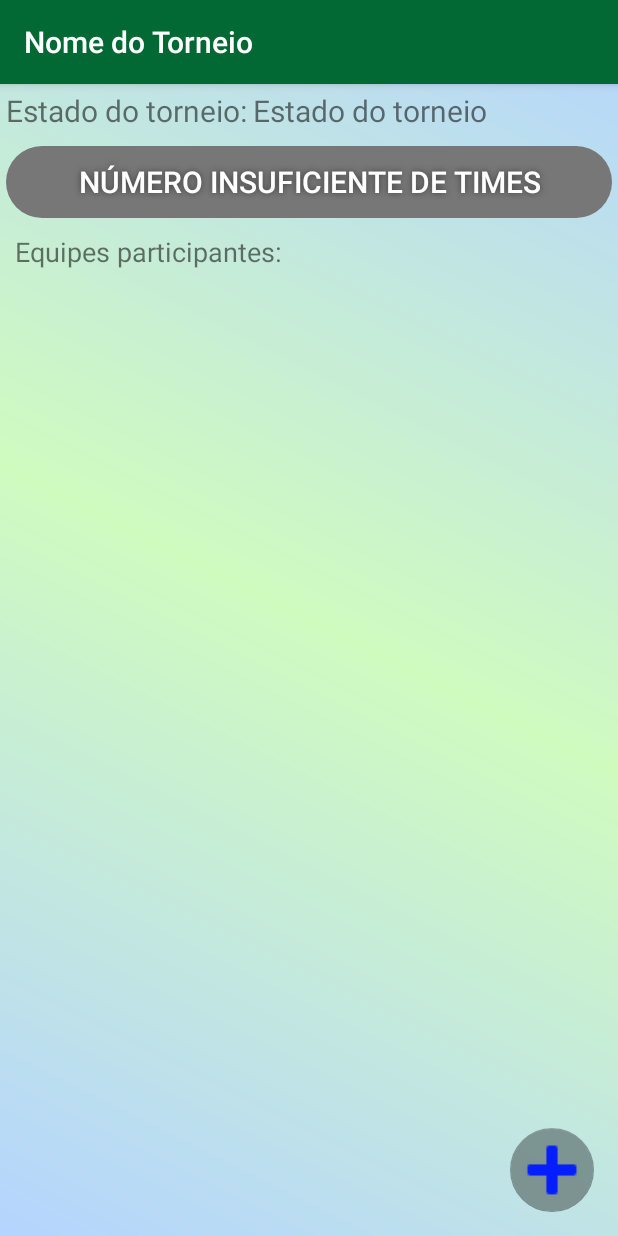
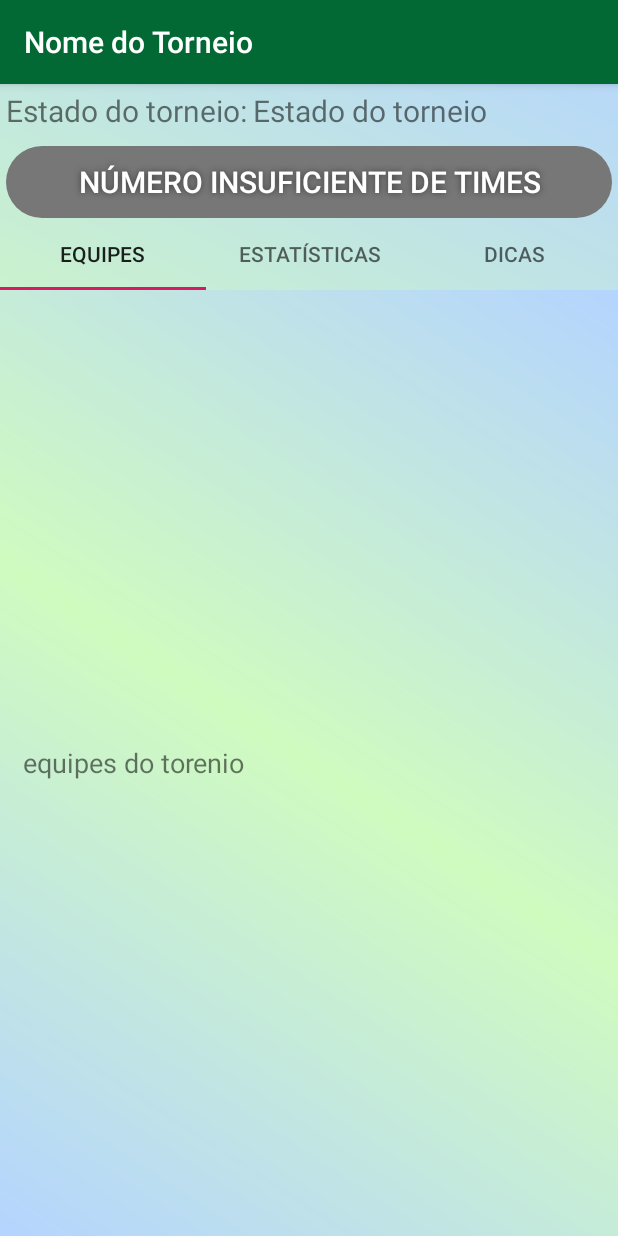
Before and after one commit to leoPirpiri/ProTournamentManager, an Android app: the TorneioActivity screen opened directly, with no data from a screen before it, on a phone screen of 412 x 824 dp. Run offline under Robolectric (Android 15) with nearby library versions, the phone set to English and light mode, and no system bars; 1 statement that could not run was skipped.

Commit message:
Tela de Gerenciamento indivial de torneio com navegação por fragmentos.

```diff
--- /dev/null
+++ b/app/src/main/java/com/leoPirpiri/protournamentmanager/EquipesDeTorneioFragment.java
@@ -0,0 +1,70 @@
+package com.leoPirpiri.protournamentmanager;
+
+import android.content.Context;
+import android.content.Intent;
+import android.os.Bundle;
+import android.text.Editable;
+import android.text.TextWatcher;
+import android.view.LayoutInflater;
+import android.view.View;
+import android.view.ViewGroup;
+import android.view.inputmethod.InputMethodManager;
+import android.widget.Button;
+import android.widget.TextView;
+
+import androidx.annotation.NonNull;
+import androidx.annotation.Nullable;
+import androidx.appcompat.app.AlertDialog;
+import androidx.fragment.app.Fragment;
+import androidx.recyclerview.widget.LinearLayoutManager;
+import androidx.recyclerview.widget.RecyclerView;
+
+import java.util.ArrayList;
+
+import control.Olimpia;
+import model.Torneio;
+
+public class EquipesDeTorneioFragment extends Fragment {
+
+    private Context context;
+    private AlertDialog alertaDialog;
+
+    public EquipesDeTorneioFragment() {
+        // Required empty public constructor
+    }
+
+    public EquipesDeTorneioFragment(Context context) {
+        this.context = context;
+    }
+
+    @Override
+    public View onCreateView(LayoutInflater inflater, ViewGroup container,
+                             Bundle savedInstanceState) {
+        View v = inflater.inflate(R.layout.fragment_equipes_torneio, container, false);
+
+        //Listeners
+
+        return v;
+    }
+
+    @Override
+    public void onViewCreated(@NonNull View view, @Nullable Bundle savedInstanceState) {
+        super.onViewCreated(view, savedInstanceState);
+    }
+
+    private void esconderTeclado(Context context, View editText) {
+        InputMethodManager imm = (InputMethodManager) context.getSystemService(Context.INPUT_METHOD_SERVICE);
+        imm.hideSoftInputFromWindow(editText.getWindowToken(), 0);
+    }
+
+    private void mostrarAlerta(AlertDialog.Builder builder) {
+        mostrarAlerta(builder, R.drawable.background_alerta);
+    }
+
+    private void mostrarAlerta(AlertDialog.Builder builder, int background) {
+        alertaDialog = builder.create();
+        alertaDialog.getWindow().setBackgroundDrawable(getResources().getDrawable(background));
+        alertaDialog.show();
+    }
+
+}
--- /dev/null
+++ b/app/src/main/java/com/leoPirpiri/protournamentmanager/EstatisticasDeTorneioFragment.java
@@ -0,0 +1,55 @@
+package com.leoPirpiri.protournamentmanager;
+
+import android.content.Context;
+import android.content.Intent;
+import android.os.Bundle;
+import android.text.Editable;
+import android.text.TextWatcher;
+import android.view.LayoutInflater;
+import android.view.View;
+import android.view.ViewGroup;
+import android.view.inputmethod.InputMethodManager;
+import android.widget.Button;
+import android.widget.TextView;
+
+import androidx.annotation.NonNull;
+import androidx.annotation.Nullable;
+import androidx.appcompat.app.AlertDialog;
+import androidx.fragment.app.Fragment;
+import androidx.recyclerview.widget.LinearLayoutManager;
+import androidx.recyclerview.widget.RecyclerView;
+
+import java.util.ArrayList;
+
+import control.Olimpia;
+import model.Torneio;
+
+
+public class EstatisticasDeTorneioFragment extends Fragment {
+
+    private Context context;
+
+    public EstatisticasDeTorneioFragment() {
+        // Required empty public constructor
+    }
+
+    public EstatisticasDeTorneioFragment(Context context) {
+        this.context = context;
+    }
+
+    @Override
+    public View onCreateView(LayoutInflater inflater, ViewGroup container,
+                             Bundle savedInstanceState) {
+        View v = inflater.inflate(R.layout.fragment_estatisticas_torneio, container, false);
+
+        //Listeners
+
+        return v;
+    }
+
+    @Override
+    public void onViewCreated(@NonNull View view, @Nullable Bundle savedInstanceState) {
+        super.onViewCreated(view, savedInstanceState);
+    }
+
+}
--- a/app/src/main/java/com/leoPirpiri/protournamentmanager/PaginasTorneioAdapter.java
+++ b/app/src/main/java/com/leoPirpiri/protournamentmanager/NavegacaoPorPaginasAdapter.java
@@ -7,12 +7,12 @@ import androidx.viewpager2.adapter.FragmentStateAdapter;
 
 import java.util.List;
 
-public class PaginasTorneioAdapter extends FragmentStateAdapter {
+public class NavegacaoPorPaginasAdapter extends FragmentStateAdapter {
 
     private final List<Fragment> fragmentosList;
     private final List<String> titulosList;
 
-    public PaginasTorneioAdapter(@NonNull FragmentActivity fragmentActivity, List<Fragment> fragmentosList, List<String> titulosList) {
+    public NavegacaoPorPaginasAdapter(@NonNull FragmentActivity fragmentActivity, List<Fragment> fragmentosList, List<String> titulosList) {
         super(fragmentActivity);
         this.fragmentosList = fragmentosList;
         this.titulosList = titulosList;
--- a/app/src/main/java/com/leoPirpiri/protournamentmanager/TorneioActivity.java
+++ b/app/src/main/java/com/leoPirpiri/protournamentmanager/TorneioActivity.java
@@ -1,29 +1,29 @@
 package com.leoPirpiri.protournamentmanager;
 
 import com.google.android.material.floatingactionbutton.FloatingActionButton;
+import com.google.android.material.tabs.TabLayoutMediator;
 
 import androidx.appcompat.app.AlertDialog;
 import androidx.appcompat.app.AppCompatActivity;
 import androidx.appcompat.widget.Toolbar;
+import androidx.viewpager2.widget.ViewPager2;
 
 import android.content.DialogInterface;
 import android.content.Intent;
 import android.content.res.ColorStateList;
 import android.os.Bundle;
 import android.os.Handler;
-import android.text.Editable;
-import android.text.TextWatcher;
 import android.view.View;
 import android.view.WindowManager;
-import android.widget.AdapterView;
 import android.widget.Button;
 import android.widget.EditText;
 import android.widget.ListView;
 import android.widget.TextView;
 import android.widget.Toast;
 
+import java.util.Arrays;
+
 import control.Olimpia;
-import model.Equipe;
 import model.Torneio;
 import pl.droidsonroids.gif.GifImageView;
 
@@ -51,12 +51,10 @@ public class TorneioActivity extends AppCompatActivity {
 
         Toolbar toolbar = findViewById(R.id.toolbar);
         setSupportActionBar(toolbar);
+        setTabLayout();
 
         txv_estado_torneio = findViewById(R.id.txv_estado_torneio);
-        txv_equipes_salvas = findViewById(R.id.txv_equipes_salvas);
-        ltv_equipes_torneio = findViewById(R.id.list_equipes);
         btn_gerar_tabela = findViewById(R.id.btn_gerar_tabela);
-        btn_add_equipe = findViewById(R.id.btn_nova_equipe);
 
         Intent intent = getIntent();
         Bundle dados = intent.getExtras();
@@ -68,16 +66,7 @@ public class TorneioActivity extends AppCompatActivity {
             finish();
         }
 
-        btn_add_equipe.setOnClickListener(new View.OnClickListener() {
-            @Override
-            public void onClick(View view) {
-                montarAlertaNovaEquipe();
-            }
-        });
-
-        btn_gerar_tabela.setOnClickListener(new View.OnClickListener() {
-            @Override
-            public void onClick(View v) {
+        btn_gerar_tabela.setOnClickListener(v -> {
             if(torneio.isFechado()){
                 abrirTabela();
             } else if (torneio.fecharTorneio(getResources().getStringArray(R.array.partida_nomes))) {
@@ -86,28 +75,37 @@ public class TorneioActivity extends AppCompatActivity {
             } else {
                 finish();
             }
-            }
         });
-
-        ltv_equipes_torneio.setOnItemClickListener(new AdapterView.OnItemClickListener() {
-            @Override
-            public void onItemClick(AdapterView<?> parent, View view, int position, long id) {
-                abrirEquipe(torneio.getTimes().get(position).getId());
-                //montarAlertaAbrirEquipe(torneio.getTimes().get(position).getId());
-            }
-        });
-
-        ltv_equipes_torneio.setOnItemLongClickListener(new AdapterView.OnItemLongClickListener() {
-            @Override
-            public boolean onItemLongClick(AdapterView<?> parent, View view, int position, long id) {
-                if(torneio.isFechado()){
-                    CarrierSemiActivity.exemplo(TorneioActivity.this, getString(R.string.msg_alerta_erro_excluir_equipe));
-                } else {
-                    montarAlertaExcluirEquipe(position);
-                }
-                return true;
-            }
-        });
+//
+//        btn_add_equipe = findViewById(R.id.btn_nova_equipe);
+//        txv_equipes_salvas = findViewById(R.id.txv_equipes_salvas);
+//        ltv_equipes_torneio = findViewById(R.id.list_equipes);
+//        btn_add_equipe.setOnClickListener(new View.OnClickListener() {
+//            @Override
+//            public void onClick(View view) {
+//                montarAlertaNovaEquipe();
+//            }
+//        });
+//
+//        ltv_equipes_torneio.setOnItemClickListener(new AdapterView.OnItemClickListener() {
+//            @Override
+//            public void onItemClick(AdapterView<?> parent, View view, int position, long id) {
+//                abrirEquipe(torneio.getTimes().get(position).getId());
+//                //montarAlertaAbrirEquipe(torneio.getTimes().get(position).getId());
+//            }
+//        });
+//
+//        ltv_equipes_torneio.setOnItemLongClickListener(new AdapterView.OnItemLongClickListener() {
+//            @Override
+//            public boolean onItemLongClick(AdapterView<?> parent, View view, int position, long id) {
+//                if(torneio.isFechado()){
+//                    CarrierSemiActivity.exemplo(TorneioActivity.this, getString(R.string.msg_alerta_erro_excluir_equipe));
+//                } else {
+//                    montarAlertaExcluirEquipe(position);
+//                }
+//                return true;
+//            }
+//        });
     }
 
     @Override
@@ -134,16 +132,31 @@ public class TorneioActivity extends AppCompatActivity {
         if(torneio != null){
             txv_estado_torneio.setText(torneio.isFechado() ? R.string.estado_fechado : (
                     torneio.getCampeao() == null ? R.string.estado_aberto : R.string.estado_encerrado));
-            equipesAdapter = new EquipesAdapter(TorneioActivity.this, torneio.getTimes());
-            ltv_equipes_torneio.setAdapter(equipesAdapter);
-            listarTimes();
+            //equipesAdapter = new EquipesAdapter(TorneioActivity.this, torneio.getTimes());
+            //ltv_equipes_torneio.setAdapter(equipesAdapter);
+            //listarTimes();
         } else {
             Toast.makeText(TorneioActivity.this, R.string.dados_erro_transitar_em_activity, Toast.LENGTH_SHORT).show();
             finish();
         }
     }
+    private void setTabLayout() {
+        NavegacaoPorPaginasAdapter adapter = new NavegacaoPorPaginasAdapter(
+                this,
+                Arrays.asList(new EquipesDeTorneioFragment(this),
+                        new EstatisticasDeTorneioFragment(this),
+                        new InformacoesFragment(R.string.informacoes_tela_torneio)),
+                Arrays.asList(getResources().getStringArray(R.array.tab_bar_tela_torneio_nomes))
+        );
 
-    private void montarAlertaAbrirEquipe(final int posEquipe){
+        ViewPager2 viewPager = findViewById(R.id.tab_conteudo_torneio);
+        viewPager.setAdapter(adapter);
+        viewPager.setOffscreenPageLimit(adapter.getItemCount());
+
+        TabLayoutMediator mediator = new TabLayoutMediator(findViewById(R.id.tab_bar_torneio), viewPager, (tab, posicao) -> tab.setText(adapter.getTitulo(posicao)));
+        mediator.attach();
+    }
+    /*private void montarAlertaAbrirEquipe(final int posEquipe){
         AlertDialog.Builder builder = new AlertDialog.Builder(this);
         //define o titulo
         builder.setTitle(R.string.titulo_alerta_confir_abrir_equipe);
@@ -279,17 +292,14 @@ public class TorneioActivity extends AppCompatActivity {
         builder.setTitle(R.string.titulo_alerta_nova_equipe);
         mostrarAlerta(builder);
     }
-
+*/
     private void montarAlertaSorteio(){
         final Handler handler = new Handler();
-        final Runnable runnable = new Runnable() {
-            @Override
-            public void run() {
+        final Runnable runnable = () -> {
             // verificar se a caixa de diálogo está visível
             if (alertaDialog.isShowing()) {
                 // fecha a caixa de diálogo
                 alertaDialog.dismiss();
-                }
             }
         };
 
@@ -298,12 +308,9 @@ public class TorneioActivity extends AppCompatActivity {
         View view = getLayoutInflater().inflate(R.layout.alerta_default, null);
         GifImageView img = view.findViewById(R.id.img_alerta_default);
         img.setVisibility(View.VISIBLE);
-        builder.setOnDismissListener(new DialogInterface.OnDismissListener() {
-            @Override
-            public void onDismiss(DialogInterface dialog) {
+        builder.setOnDismissListener(dialog -> {
             handler.removeCallbacks(runnable);
             abrirTabela();
-            }
         });
         builder.setView(view);
         builder.setCustomTitle(null);
@@ -355,42 +362,34 @@ public class TorneioActivity extends AppCompatActivity {
         alertaDialog.show();
     }
 
-    private void listarTimes(){
-        if (torneio.getTimes().isEmpty()) {
-            ativarAddBtnNovaEquipe();
-            txv_equipes_salvas.setText(R.string.torneio_sem_equipes);
-        } else {
-            if(torneio.getTimes().size()<torneio.MAX_EQUIPE && !torneio.isFechado()){
-                ativarAddBtnNovaEquipe();
-            } else {
-                desativarAddBtnNovaEquipe();
-            }
-            if(torneio.getTimes().size() < torneio.MIN_EQUIPE) {
-                btn_gerar_tabela.setEnabled(false);
-                btn_gerar_tabela.setBackground(getDrawable(R.drawable.button_shape_desabled));
-                btn_gerar_tabela.setText(R.string.lbl_btn_tabela_desabled);
-            } else {
-                if(torneio.isFechado()) {
-                    btn_gerar_tabela.setText(R.string.lbl_btn_tabela_visualizar);
-                } else {
-                    btn_gerar_tabela.setText(R.string.lbl_btn_tabela_fechar);
-                }
-                btn_gerar_tabela.setEnabled(true);
-                btn_gerar_tabela.setBackground(getDrawable(R.drawable.button_shape_enabled));
-            }
-            txv_equipes_salvas.setText(R.string.torneio_com_equipes);
-            equipesAdapter.notifyDataSetChanged();
-        }
-    }
+//    private void listarTimes(){
+//        if (torneio.getTimes().isEmpty()) {
+//            ativarAddBtnNovaEquipe();
+//            txv_equipes_salvas.setText(R.string.torneio_sem_equipes);
+//        } else {
+//            if(torneio.getTimes().size()<torneio.MAX_EQUIPE && !torneio.isFechado()){
+//                ativarAddBtnNovaEquipe();
+//            } else {
+//                desativarAddBtnNovaEquipe();
+//            }
+//            if(torneio.getTimes().size() < torneio.MIN_EQUIPE) {
+//                btn_gerar_tabela.setEnabled(false);
+//                btn_gerar_tabela.setBackground(getDrawable(R.drawable.button_shape_desabled));
+//                btn_gerar_tabela.setText(R.string.lbl_btn_tabela_desabled);
+//            } else {
+//                if(torneio.isFechado()) {
+//                    btn_gerar_tabela.setText(R.string.lbl_btn_tabela_visualizar);
+//                } else {
+//                    btn_gerar_tabela.setText(R.string.lbl_btn_tabela_fechar);
+//                }
+//                btn_gerar_tabela.setEnabled(true);
+//                btn_gerar_tabela.setBackground(getDrawable(R.drawable.button_shape_enabled));
+//            }
+//            txv_equipes_salvas.setText(R.string.torneio_com_equipes);
+//            equipesAdapter.notifyDataSetChanged();
+//        }
+//    }
 
-    private void abrirEquipe(int idEquipe) {
-        Intent intent = new Intent(getApplicationContext(), EquipeActivity.class);
-        Bundle dados = new Bundle();
-        //Passa alguns dados para a próxima activity
-        dados.putInt("equipe", idEquipe);
-        intent.putExtras(dados);
-        startActivity(intent);
-    }
 
     private void abrirTabela() {
         Intent intent = new Intent(getApplicationContext(), TabelaActivity.class);
@@ -400,11 +399,19 @@ public class TorneioActivity extends AppCompatActivity {
         intent.putExtras(dados);
         startActivity(intent);
     }
-
-    private void excluirEquipe(int position) {
-        if(torneio.delTime(position) != null){
-            atualizar = true;
-            listarTimes();
+//
+//    private void abrirEquipe(int idEquipe) {
+//        Intent intent = new Intent(getApplicationContext(), EquipeActivity.class);
+//        Bundle dados = new Bundle();
+//        //Passa alguns dados para a próxima activity
+//        dados.putInt("equipe", idEquipe);
+//        intent.putExtras(dados);
+//        startActivity(intent);
+//    }
+//    private void excluirEquipe(int position) {
+//        if(torneio.delTime(position) != null){
+//            atualizar = true;
+//            listarTimes();
+//        }
+//    }
 }
-    }
-}
--- a/app/src/main/res/layout/activity_torneio.xml
+++ b/app/src/main/res/layout/activity_torneio.xml
@@ -50,7 +50,7 @@
             android:id="@+id/btn_gerar_tabela"
             android:layout_width="match_parent"
             android:layout_height="wrap_content"
-            android:layout_gravity="right"
+            android:layout_gravity="center"
             android:background="@drawable/button_shape_desabled"
             android:enabled="false"
             android:shadowColor="#3D3D3D"
@@ -61,7 +61,17 @@
             android:textColor="@color/btn_texto_ic"
             android:textSize="20sp"
             android:layout_marginHorizontal="@dimen/equipe_pad_hor"/>
-        <TextView
+
+        <com.google.android.material.tabs.TabLayout
+            android:id="@+id/tab_bar_torneio"
+            android:layout_width="match_parent"
+            android:layout_height="wrap_content"
+            />
+        <androidx.viewpager2.widget.ViewPager2
+            android:id="@+id/tab_conteudo_torneio"
+            android:layout_width="match_parent"
+            android:layout_height="match_parent"/>
+       <!-- <TextView
             android:id="@+id/txv_equipes_salvas"
             android:layout_width="wrap_content"
             android:layout_height="wrap_content"
@@ -69,12 +79,11 @@
             android:textSize="18dp"
             android:layout_margin="10dp"
             />
+
         <ListView
             android:id="@+id/list_equipes"
             android:layout_width="match_parent"
-            android:layout_height="match_parent">
-        </ListView>
-    </LinearLayout>
+            android:layout_height="match_parent"></ListView>
 
 
     <com.google.android.material.floatingactionbutton.FloatingActionButton
@@ -87,6 +96,7 @@
         android:enabled="false"
         app:backgroundTint="@color/background_closed"
         app:maxImageSize="60dp"
-        app:srcCompat="@android:drawable/ic_input_add" />
+        app:srcCompat="@android:drawable/ic_input_add" />-->
+    </LinearLayout>
 
 </androidx.coordinatorlayout.widget.CoordinatorLayout>
--- /dev/null
+++ b/app/src/main/res/layout/fragment_equipes_torneio.xml
@@ -0,0 +1,18 @@
+<?xml version="1.0" encoding="utf-8"?>
+<LinearLayout xmlns:android="http://schemas.android.com/apk/res/android"
+    xmlns:tools="http://schemas.android.com/tools"
+    android:layout_width="match_parent"
+    android:layout_height="match_parent"
+    android:orientation="vertical"
+    android:background="@drawable/background_soft"
+    tools:context=".InformacoesFragment"
+    android:layout_gravity="center"
+    android:padding="@dimen/padding_msg_informacoes">
+            <TextView
+                android:id="@+id/msg_informacoes"
+                android:gravity="center_vertical"
+                android:layout_width="match_parent"
+                android:layout_height="match_parent"
+                android:text="equipes do torenio"
+                android:textSize="@dimen/informacoes_fonte" />
+</LinearLayout>
--- a/app/src/main/res/values/strings.xml
+++ b/app/src/main/res/values/strings.xml
@@ -214,9 +214,14 @@
     <string name="dica_cadastro">Ainda não possui usário?</string>
     <string name="btn_novo_usuario">Clique aqui.</string>
 
-    <string-array name="tab_bar_torneios_nomes">
+    <string-array name="tab_bar_tela_principal_nomes">
         <item>Meus torneios</item>
         <item>Seguindo</item>
+        <item>Dicas</item>
+    </string-array>
+    <string-array name="tab_bar_tela_torneio_nomes">
+        <item>Equipes</item>
+        <item>Estatísticas</item>
         <item>Dicas</item>
     </string-array>
     <!-- TODO: Remove or change this placeholder text -->
@@ -224,8 +229,13 @@
     <string name="titulo_frag_comecar_novo_torneio">Começar novo torneio:</string>
     <string name="lbl_btn_novo">NOVO</string>
     <string name="erro_numero_max_torneios">Número máximo de torneio gerenciado alcançado</string>
-    <string name="informacoes_torneio">
+    <string name="informacoes_tela_principal">
         * Existe um limite de torneios que podem ser gerenciados ou seguidos.\n\n
         * Você pode ser assinalado como mesário para um número indefinido de torneios.
     </string>
+    <string name="informacoes_tela_torneio">
+        * O torneio precisa de um número mínimo de equipes para se fechado.\n\n
+        * Uma vez fechado, não será permitido a adição de novas equipes.\n\n
+        * Estatísticas.+
+    </string>
 </resources>
```
Also changed, not shown: app/src/main/java/com/leoPirpiri/protournamentmanager/MainActivity.java (+6 -6 lines), app/src/main/res/layout/activity_principal.xml (renamed from app/src/main/res/layout/activity_main_tabhost.xml, +3 -4 lines), app/src/main/res/layout/fragment_estatisticas_torneio.xml (added, +18 -0 lines). Lines whose indentation alone changed are shown as unchanged.
